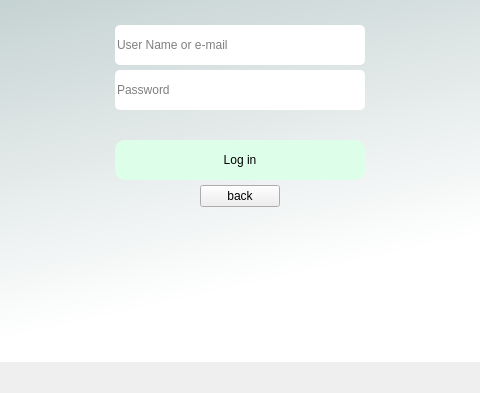
This is guicore/uis/login_screen.ui in Igna11/billetera as Qt 5 draws it before an edit; both pictures show x 101 to 581 and y 325 to 718 of the 682 by 718 pixel window. The edited form follows.
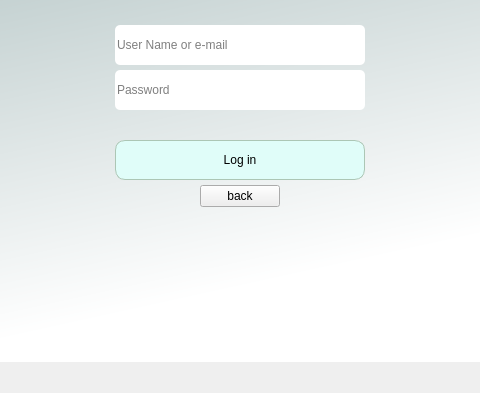
This is the edited form.

The edit to the form file:
```diff
--- a/guicore/uis/login_screen.ui
+++ b/guicore/uis/login_screen.ui
@@ -267,8 +267,19 @@
                <bool>false</bool>
               </property>
               <property name="styleSheet">
-               <string notr="true">border-radius:10px;
-background-color:rgb(221, 255, 233);</string>
+               <string notr="true">QPushButton {
+	border-radius:10px;
+	border: 1px solid rgb(172, 198, 181);
+	background-color:rgb(224, 253, 249);
+}
+
+QPushButton:hover{
+	background-color:rgb(221, 255, 233)
+}
+
+QPushButton:pressed{
+	background-color:rgb(139, 188, 182)
+}</string>
               </property>
               <property name="text">
                <string>Log in</string>
```
